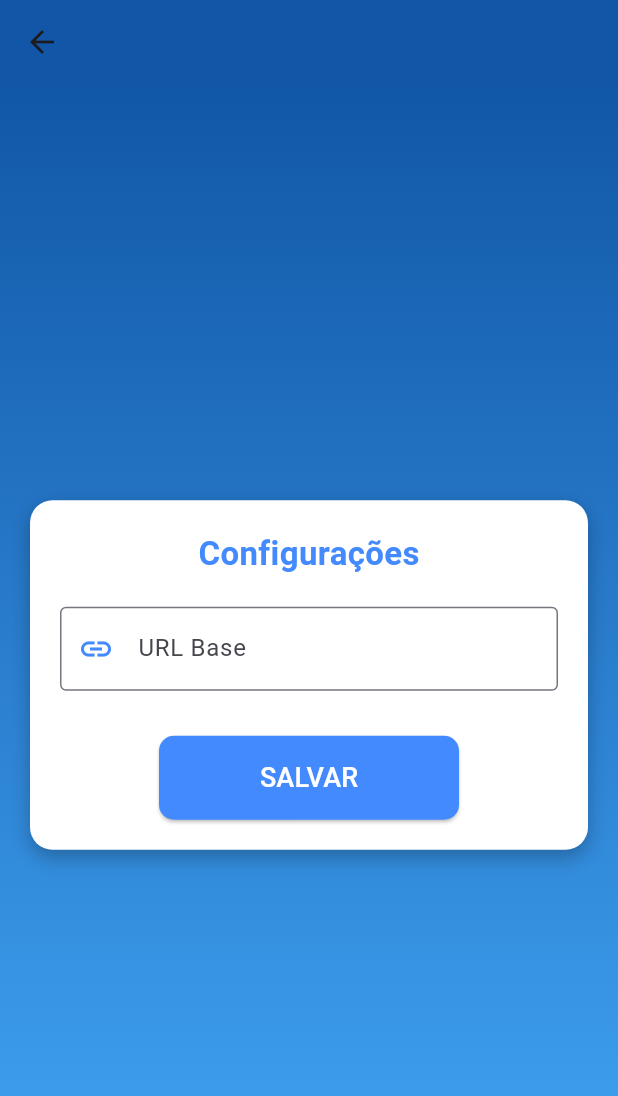
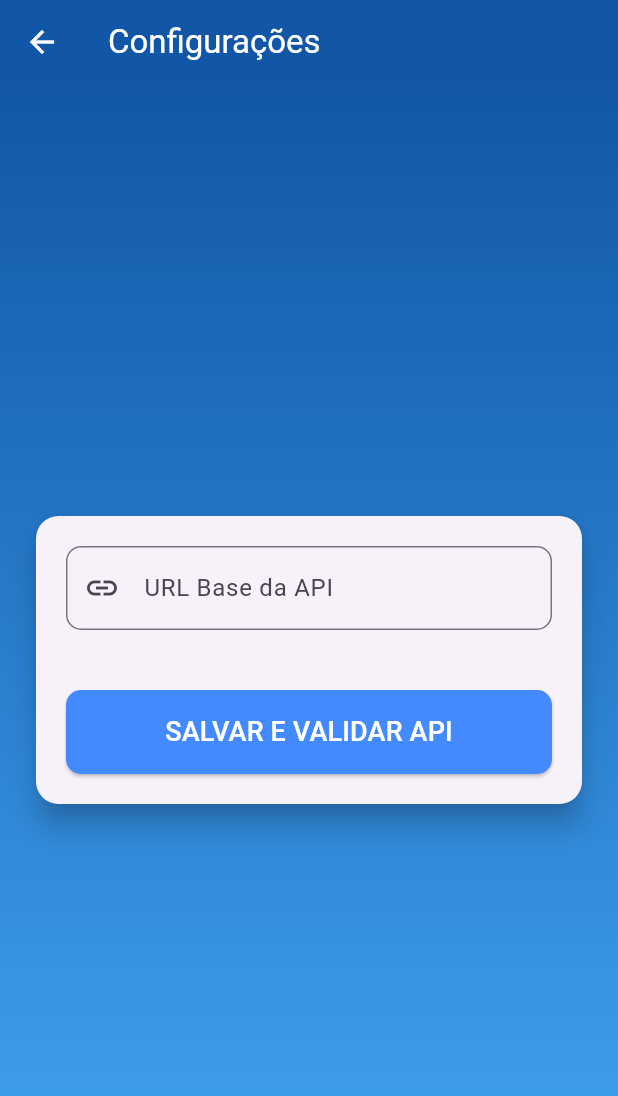
Before and after one commit to lleonanvalois/app_ieducar, a Flutter app: the screen it shows after launch, after a tap on "Entrar", after a tap on the "settings" icon, on a phone screen of 412 x 824 dp. Shown: the top 1096 px of the screen. Run offline on Flutter 3.47's test engine with Material 3 defaults, Android fonts, the light colour scheme and no system bars; our stand-ins replace geolocator, get, google_maps_flutter, sqflite; accounts and stored records are empty.

Commit message:
Alteração da estrutura da tabelas do banco e validação da api de validação

```diff
--- a/lib/SettingsScreen.dart
+++ /dev/null
@@ -1,165 +0,0 @@
-import 'package:flutter/material.dart';
-import 'package:flutter/services.dart';
-
-// Tela de Configurações
-class SettingsScreen extends StatefulWidget {
-  const SettingsScreen({super.key});
-
-  @override
-  State<SettingsScreen> createState() => _SettingsScreenState();
-}
-
-class _SettingsScreenState extends State<SettingsScreen> {
-  final _formKey = GlobalKey<FormState>();
-  final _urlController = TextEditingController();
-  bool _isLoading = false;
-
-  @override
-  void dispose() {
-    _urlController.dispose();
-    super.dispose();
-  }
-
-  Future<void> _saveSettings() async {
-    if (_formKey.currentState!.validate()) {
-      setState(() => _isLoading = true);
-      // Simular salvamento ****LÓGICA AQUI****
-
-      await Future.delayed(const Duration(seconds: 1));
-      setState(() => _isLoading = false);
-      ScaffoldMessenger.of(context).showSnackBar(
-        const SnackBar(content: Text('Configurações salvas com sucesso!')),
-      );
-      Navigator.pop(context);
-    }
-  }
-
-  @override
-  Widget build(BuildContext context) {
-    return Scaffold(
-      appBar: AppBar(
-        backgroundColor: const Color.fromARGB(255, 18, 87, 167),
-        centerTitle: false,
-      ),
-      body: Container(
-        decoration: const BoxDecoration(
-          gradient: LinearGradient(
-            colors: [Color.fromARGB(255, 18, 87, 167), Color(0xFF42A5F5)],
-            begin: Alignment.topCenter,
-            end: Alignment.bottomCenter,
-          ),
-        ),
-        child: Center(
-          child: SingleChildScrollView(
-            child: Padding(
-              padding: const EdgeInsets.all(20),
-              child: Column(
-                mainAxisAlignment: MainAxisAlignment.center,
-                children: [
-                  const SizedBox(height: 20),
-                  Container(
-                    padding: const EdgeInsets.all(20),
-                    decoration: BoxDecoration(
-                      color: Colors.white,
-                      borderRadius: BorderRadius.circular(15),
-                      boxShadow: [
-                        BoxShadow(
-                          color: Colors.black26,
-                          blurRadius: 10,
-                          offset: const Offset(0, 5),
-                        ),
-                      ],
-                    ),
-                    child: Column(
-                      children: [
-                        const Text(
-                          "Configurações",
-                          style: TextStyle(
-                            fontSize: 22,
-                            fontWeight: FontWeight.bold,
-                            color: Colors.blueAccent,
-                          ),
-                        ),
-                        const SizedBox(height: 20),
-                        Form(
-                          key: _formKey,
-                          child: Column(
-                            children: [
-                              TextFormField(
-                                controller: _urlController,
-
-                                decoration: const InputDecoration(
-                                  labelText: 'URL Base',
-                                  hintText: 'Ex: https://api.ieducar.com',
-                                  prefixIcon: Icon(
-                                    Icons.link,
-                                    color: Colors.blueAccent,
-                                  ),
-                                  border: OutlineInputBorder(),
-                                ),
-                                inputFormatters: [
-                                  TextInputFormatter.withFunction((
-                                    oldValue,
-                                    newValue,
-                                  ) {
-                                    return newValue.copyWith(
-                                      text: newValue.text.toLowerCase(),
-                                    );
-                                  }),
-                                ],
-
-                                validator: (value) {
-                                  if (value == null || value.isEmpty) {
-                                    return 'Insira a URL base';
-                                  }
-                                  if (!value.startsWith('http://') &&
-                                      !value.startsWith('https://')) {
-                                    return 'URL deve começar com http:// ou https://';
-                                  }
-                                  return null;
-                                },
-                              ),
-                              const SizedBox(height: 30),
-                              SizedBox(
-                                width: 200,
-                                child: ElevatedButton(
-                                  onPressed: _isLoading ? null : _saveSettings,
-                                  style: ElevatedButton.styleFrom(
-                                    backgroundColor: Colors.blueAccent,
-                                    shape: RoundedRectangleBorder(
-                                      borderRadius: BorderRadius.circular(10),
-                                    ),
-                                    padding: const EdgeInsets.symmetric(
-                                      vertical: 15,
-                                    ),
-                                  ),
-                                  child:
-                                      _isLoading
-                                          ? const CircularProgressIndicator(
-                                            strokeWidth: 2,
-                                            color: Colors.white,
-                                          )
-                                          : const Text(
-                                            'SALVAR',
-                                            style: TextStyle(
-                                              fontSize: 18,
-                                              color: Colors.white,
-                                            ),
-                                          ),
-                                ),
-                              ),
-                            ],
-                          ),
-                        ),
-                      ],
-                    ),
-                  ),
-                ],
-              ),
-            ),
-          ),
-        ),
-      ),
-    );
-  }
-}
--- a/lib/controllers/auth_controller.dart
+++ b/lib/controllers/auth_controller.dart
@@ -1,4 +1,4 @@
-import 'package:app_ieducar/HomeScreen.dart';
+import 'package:app_ieducar/home_screen.dart';
 import 'package:app_ieducar/database/db.dart';
 import 'package:flutter/material.dart';
 import 'package:get/get.dart';
--- a/lib/controllers/map_controller.dart
+++ b/lib/controllers/map_controller.dart
@@ -1,4 +1,4 @@
-import 'package:app_ieducar/PontoScreen.dart';
+import 'package:app_ieducar/ponto_screen.dart';
 import 'package:app_ieducar/database/db.dart';
 import 'package:app_ieducar/models/coordenada.dart';
 import 'package:app_ieducar/models/ponto.dart';
--- a/lib/database/db.dart
+++ b/lib/database/db.dart
@@ -1,3 +1,5 @@
+import 'dart:async';
+
 import 'package:sqflite/sqflite.dart';
 import 'package:path/path.dart';
 import 'package:app_ieducar/globals.dart' as globals;
@@ -41,10 +43,9 @@ class DatabaseHelper {
       CREATE TABLE ${globals.cTabPonto} (
        id_ponto INTEGER PRIMARY KEY AUTOINCREMENT,
        no_ponto TEXT NOT NULL,
-       ds_ponto TEXT NOT NULL,
        nu_latitude REAL NOT NULL,
        nu_longitude REAL NOT NULL,
-       dh_ponto TEXT NOT NULL,
+       dh_ponto TEXT,
        id_usuario INTEGER,
        FOREIGN KEY (id_usuario) REFERENCES ${globals.cTabUsuario}(id)
       )
@@ -66,20 +67,38 @@ class DatabaseHelper {
     await db.execute('''
       CREATE TABLE ${globals.cTabParametro}(
         no_parametro TEXT PRIMARY KEY NOT NULL,
-        vl_parametro TEXT NOT NULL,)
+        vl_parametro TEXT NOT NULL)
 
     ''');
 
     // Criação da tabela de rotas
     await db.execute('''
       CREATE TABLE ${globals.cTabRota}(
-      id_rota INTEGER
+      id_rota INTEGER PRIMARY KEY,
       nu_ano INTEGER NOT NULL,
-      cd_rota INTEGER NOT NULL,
-      ds_rota TEXT NOT NULL,
-      ds_destino TEXT NOT NULL,
+      no_rota INTEGER NOT NULL,
+      id_destino INTEGER,
+      no_destino INTEGER,
+      ds_rota_tipo TEXT,
+      is_transportadora INTEGER,
+      no_transportadora TEXT,
+      is_terceirizado TEXT
       )
  ''');
+
+    // Criação da tabela rota ponto
+    await db.execute('''
+      CREATE TABLE ${globals.ctabRotaPonto}(
+      id_itinerario INTEGER PRIMARY KEY,
+      id_rota INTEGER,
+      id_ponto INTEGER,
+      nu_sequencia INTEGER,
+      hr_ponto TEXT NOT NULL,
+      ds_rota_tipo TEXT NOT NULL,
+      FOREIGN KEY (id_rota) REFERENCES ${globals.cTabRota}(id_rota),
+      FOREIGN KEY (id_ponto) REFERENCES ${globals.cTabPonto}(id_ponto)
+      )
+       ''');
   }
 
   Future<void> _onUpgrade(Database db, int oldVersion, int newVersion) async {
@@ -143,6 +162,18 @@ class DatabaseHelper {
     return await db.insert(globals.cTabPonto, ponto);
   }
 
+  //Métodos para inserir rotas
+  Future<int> insertRota(Map<String, dynamic> rota) async {
+    final db = await database;
+    return await db.insert(globals.cTabRota, rota);
+  }
+
+  // Método para inserir rota_ponto
+  Future<int> insertRotaPonto(Map<String, dynamic> rotaPonto) async {
+    final db = await database;
+    return await db.insert(globals.ctabRotaPonto, rotaPonto);
+  }
+
   // Método para verificar se o parametro existe
   // Se existir atualiza o valor, se não existir insere o novo
   Future<int> fnAddParametro(String pNoParametro, String pVlParametro) async {
@@ -173,7 +204,7 @@ class DatabaseHelper {
     final db = await database;
     final ret = await db.query(
       globals.cTabParametro,
-      where: 'no_parametro = pNoParametro',
+      where: 'no_parametro = ?',
       whereArgs: [pNoParametro],
     );
     if (ret.isNotEmpty) {
--- a/lib/globals.dart
+++ b/lib/globals.dart
@@ -3,3 +3,4 @@ final String cTabPonto = 'tbl_ponto';
 final String cTabCoordenada = 'tbl_coordenada';
 final String cTabParametro = 'tbl_parametro';
 final String cTabRota = 'tbl_rota';
+final String ctabRotaPonto = 'tbl_rota_ponto';
--- a/lib/HomeScreen.dart
+++ b/lib/home_screen.dart
@@ -1,7 +1,7 @@
-import 'package:app_ieducar/RouteScreen.dart';
+import 'package:app_ieducar/route_screen.dart';
 import 'package:flutter/material.dart';
 import 'package:get/get.dart';
-import 'PontoScreen.dart';
+import 'ponto_screen.dart';
 
 class HomeScreen extends StatelessWidget {
   const HomeScreen({super.key});
@@ -90,7 +90,7 @@ class HomeScreen extends StatelessWidget {
                     label: "Rotas",
                     iconColor: Colors.white,
                     textColor: Colors.white,
-                    onPressed: () => Get.toNamed('/routas'),
+                    onPressed: () => Get.toNamed('/rotas'),
                   ),
                   const SizedBox(width: 20),
 
--- a/lib/LoginScreen.dart
+++ b/lib/login_screen.dart
@@ -1,7 +1,7 @@
 import 'package:app_ieducar/controllers/auth_controller.dart';
 import 'package:flutter/material.dart';
 import 'package:get/get.dart';
-import 'SettingsScreen.dart';
+import 'settings_screen.dart';
 
 class LoginScreen extends StatelessWidget {
   LoginScreen({super.key});
--- a/lib/models/ponto.dart
+++ b/lib/models/ponto.dart
@@ -1,7 +1,6 @@
 class Ponto {
   final int? id;
-  final String noPonto; // Nome do ponto
-  final String dsPonto; // Descrição
+  final String noPonto; // Nome do pont
   final double nuLatitude;
   final double nuLongitude;
   final String dhPonto; // Data/hora
@@ -9,7 +8,6 @@ class Ponto {
   Ponto({
     this.id,
     required this.noPonto,
-    required this.dsPonto,
     required this.nuLatitude,
     required this.nuLongitude,
     required this.dhPonto,
@@ -20,7 +18,6 @@ class Ponto {
     return {
       'id_ponto': id,
       'no_ponto': noPonto,
-      'ds_ponto': dsPonto,
       'nu_latitude': nuLatitude,
       'nu_longitude': nuLongitude,
       'dh_ponto': dhPonto,
@@ -31,7 +28,6 @@ class Ponto {
     return Ponto(
       id: map['id_ponto'],
       noPonto: map['no_ponto'],
-      dsPonto: map['ds_ponto'],
       nuLatitude: map['nu_latitude'],
       nuLongitude: map['nu_longitude'],
       dhPonto: map['dh_ponto'],
--- a/lib/PontoScreen.dart
+++ b/lib/ponto_screen.dart
@@ -95,7 +95,6 @@ class PontosScreen extends StatelessWidget {
                       subtitle: Column(
                         crossAxisAlignment: CrossAxisAlignment.start,
                         children: [
-                          Text(ponto.dsPonto),
                           Text(
                             'Lat: ${ponto.nuLatitude.toStringAsFixed(4)}, '
                             'Long: ${ponto.nuLongitude.toStringAsFixed(4)}',
--- a/lib/RouteScreen.dart
+++ b/lib/route_screen.dart
@@ -2,10 +2,11 @@ import 'package:app_ieducar/models/ponto.dart';
 import 'package:flutter/material.dart';
 import 'package:get/get.dart';
 import 'package:app_ieducar/controllers/map_controller.dart';
-import 'package:app_ieducar/models/rota.dart';
 
 class RouteScreen extends StatelessWidget {
-  final MapController mapController = Get.find();
+  final MapController mapController = Get.put(MapController());
+
+  RouteScreen({super.key});
 
   @override
   Widget build(BuildContext context) {
--- /dev/null
+++ b/lib/settings_screen.dart
@@ -0,0 +1,231 @@
+// lib/settings_screen.dart
+import 'package:flutter/material.dart';
+
+import 'package:app_ieducar/database/db.dart';
+import 'services/api_services.dart';
+import 'dart:convert';
+
+class SettingsScreen extends StatefulWidget {
+  const SettingsScreen({super.key});
+
+  @override
+  State<SettingsScreen> createState() => _SettingsScreenState();
+}
+
+class _SettingsScreenState extends State<SettingsScreen> {
+  final _formKey = GlobalKey<FormState>();
+  final _urlController = TextEditingController();
+  bool _isLoading = false;
+
+  final DatabaseHelper _dbHelper = DatabaseHelper();
+  final ApiService _apiService = ApiService();
+
+  @override
+  void initState() {
+    super.initState();
+    _loadSettings();
+  }
+
+  @override
+  void dispose() {
+    _urlController.dispose();
+    super.dispose();
+  }
+
+  Future<void> _loadSettings() async {
+    setState(() {
+      _isLoading = true;
+    });
+    final savedUrl = await _dbHelper.fnRetParametro('DS_base_url', '');
+    _urlController.text = savedUrl;
+    setState(() {
+      _isLoading = false;
+    });
+  }
+
+  Future<void> _saveSettings() async {
+    if (!_formKey.currentState!.validate()) {
+      return;
+    }
+
+    setState(() => _isLoading = true);
+
+    String baseUrl = _urlController.text;
+
+    if (baseUrl.endsWith('/')) {
+      baseUrl = baseUrl.substring(0, baseUrl.length - 1);
+      _urlController.text = baseUrl;
+    }
+
+    await _dbHelper.fnAddParametro('DS_base_url', baseUrl);
+    await _dbHelper.fnAddParametro('IS_URL_validado', 'false');
+
+    print('DEBUG: Attempting to save and test base URL: "$baseUrl"');
+
+    bool connectionSuccessful = false;
+
+    try {
+      final apiResponse = await _apiService.testConnection();
+
+      if (apiResponse.containsKey('status') &&
+          apiResponse['status'] == 'success') {
+        connectionSuccessful = true;
+        ScaffoldMessenger.of(context).showSnackBar(
+          const SnackBar(
+            content: Text('Validação da API bem-sucedida!'),
+            backgroundColor: Colors.green,
+          ),
+        );
+      } else {
+        throw Exception(
+          'Resposta da API de validação não indica sucesso: ${jsonEncode(apiResponse)}',
+        );
+      }
+
+      await _dbHelper.fnAddParametro('IS_URL_validado', 'true');
+    } catch (e) {
+      connectionSuccessful = false;
+      ScaffoldMessenger.of(context).showSnackBar(
+        SnackBar(
+          content: Text(
+            'Falha na validação da URL base da API: $e. URL não será considerada válida para sincronização.',
+          ),
+          backgroundColor: Colors.red,
+        ),
+      );
+      await _dbHelper.fnAddParametro('IS_URL_validado', 'false');
+    }
+
+    await Future.delayed(const Duration(milliseconds: 500));
+    ScaffoldMessenger.of(context).showSnackBar(
+      SnackBar(
+        content: Text(
+          connectionSuccessful
+              ? 'URL base salva e validada com sucesso!'
+              : 'URL base salva, mas validação falhou.',
+        ),
+      ),
+    );
+    // Navigator.pop(context);
+
+    setState(() => _isLoading = false);
+  }
+
+  String? _validateUrl(String? value) {
+    if (value == null || value.isEmpty) {
+      return 'A URL base não pode ser vazia.';
+    }
+
+    // Regex ajustada para ser mais flexível com IPs e portas opcionais
+    final uriRegExp = RegExp(
+      r'^(http|https):\/\/([a-zA-Z0-9\-\.]+|((25[0-5]|2[0-4][0-9]|[01]?[0-9][0-9]?)\.){3}(25[0-5]|2[0-4][0-9]|[01]?[0-9][0-9]?))'
+      r'(:\d+)?'
+      r'(\/[\w\-\.]*)*'
+      r'\/?$',
+      caseSensitive: false,
+      multiLine: false,
+    );
+
+    if (!uriRegExp.hasMatch(value)) {
+      return 'Por favor, insira uma URL base válida (ex: http://api.exemplo.com, http://192.168.1.100, ou http://192.168.1.100:3000).';
+    }
+
+    return null;
+  }
+
+  @override
+  Widget build(BuildContext context) {
+    return Scaffold(
+      appBar: AppBar(
+        backgroundColor: const Color.fromARGB(255, 18, 87, 167),
+        centerTitle: false,
+        title: const Text(
+          'Configurações',
+          style: TextStyle(color: Colors.white),
+        ),
+        iconTheme: const IconThemeData(color: Colors.white),
+      ),
+      body: Container(
+        decoration: const BoxDecoration(
+          gradient: LinearGradient(
+            colors: [Color.fromARGB(255, 18, 87, 167), Color(0xFF42A5F5)],
+            begin: Alignment.topCenter,
+            end: Alignment.bottomCenter,
+          ),
+        ),
+        child: Center(
+          child: SingleChildScrollView(
+            child: Padding(
+              padding: const EdgeInsets.all(20),
+              child: Column(
+                mainAxisAlignment: MainAxisAlignment.center,
+                children: [
+                  Card(
+                    elevation: 8,
+                    shape: RoundedRectangleBorder(
+                      borderRadius: BorderRadius.circular(15),
+                    ),
+                    child: Padding(
+                      padding: const EdgeInsets.all(20),
+                      child: Form(
+                        key: _formKey,
+                        child: Column(
+                          mainAxisSize: MainAxisSize.min,
+                          children: [
+                            TextFormField(
+                              controller: _urlController,
+                              decoration: InputDecoration(
+                                labelText: 'URL Base da API',
+                                hintText: 'Ex: http://api.meusistema.com:8080',
+                                prefixIcon: const Icon(Icons.link),
+                                border: OutlineInputBorder(
+                                  borderRadius: BorderRadius.circular(10),
+                                ),
+                              ),
+                              validator: _validateUrl,
+                              keyboardType: TextInputType.url,
+                            ),
+                            const SizedBox(height: 20),
+                            const SizedBox(height: 20),
+                            SizedBox(
+                              width: double.infinity,
+                              child: ElevatedButton(
+                                onPressed: _isLoading ? null : _saveSettings,
+                                style: ElevatedButton.styleFrom(
+                                  backgroundColor: Colors.blueAccent,
+                                  shape: RoundedRectangleBorder(
+                                    borderRadius: BorderRadius.circular(10),
+                                  ),
+                                  padding: const EdgeInsets.symmetric(
+                                    vertical: 15,
+                                  ),
+                                ),
+                                child:
+                                    _isLoading
+                                        ? const CircularProgressIndicator(
+                                          strokeWidth: 2,
+                                          color: Colors.white,
+                                        )
+                                        : const Text(
+                                          'SALVAR E VALIDAR API',
+                                          style: TextStyle(
+                                            fontSize: 18,
+                                            color: Colors.white,
+                                          ),
+                                        ),
+                              ),
+                            ),
+                          ],
+                        ),
+                      ),
+                    ),
+                  ),
+                ],
+              ),
+            ),
+          ),
+        ),
+      ),
+    );
+  }
+}
--- a/lib/widgets/ponto_form.dart
+++ b/lib/widgets/ponto_form.dart
@@ -28,7 +28,6 @@ class _PontoFormState extends State<PontoForm> {
 
     if (widget.ponto != null) {
       _nomeController.text = widget.ponto!.noPonto;
-      _descricaoController.text = widget.ponto!.dsPonto;
       _latController.text = widget.ponto!.nuLatitude.toStringAsFixed(4);
       _longController.text = widget.ponto!.nuLongitude.toStringAsFixed(4);
     } else {
@@ -202,7 +201,6 @@ class _PontoFormState extends State<PontoForm> {
       final novoPonto = Ponto(
         id: widget.ponto?.id,
         noPonto: _nomeController.text,
-        dsPonto: _descricaoController.text,
         nuLatitude: double.parse(_latController.text),
         nuLongitude: double.parse(_longController.text),
         dhPonto: DateTime.now().toIso8601String(),
--- a/pubspec.yaml
+++ b/pubspec.yaml
@@ -18,7 +18,9 @@ dependencies:
   intl: ^0.18.1
   get: ^4.6.5
   google_maps_flutter: ^2.2.3
-  flutter_polyline_points: ^1.0.0
+  flutter_polyline_points: ^2.1.0
+  http: ^1.1.0
+  shared_preferences: ^2.2.2
 
 
 flutter_native_splash:
```
Also changed, not shown: lib/main.dart (+4 -4 lines), lib/models/rota.dart (+10 -6 lines), lib/models/rota_ponto.dart (added, +22 -0 lines), lib/services/api_services.dart (added, +155 -0 lines), lib/map_screen.dart (renamed from lib/MapScreen.dart), pubspec.lock, 1 other file.
